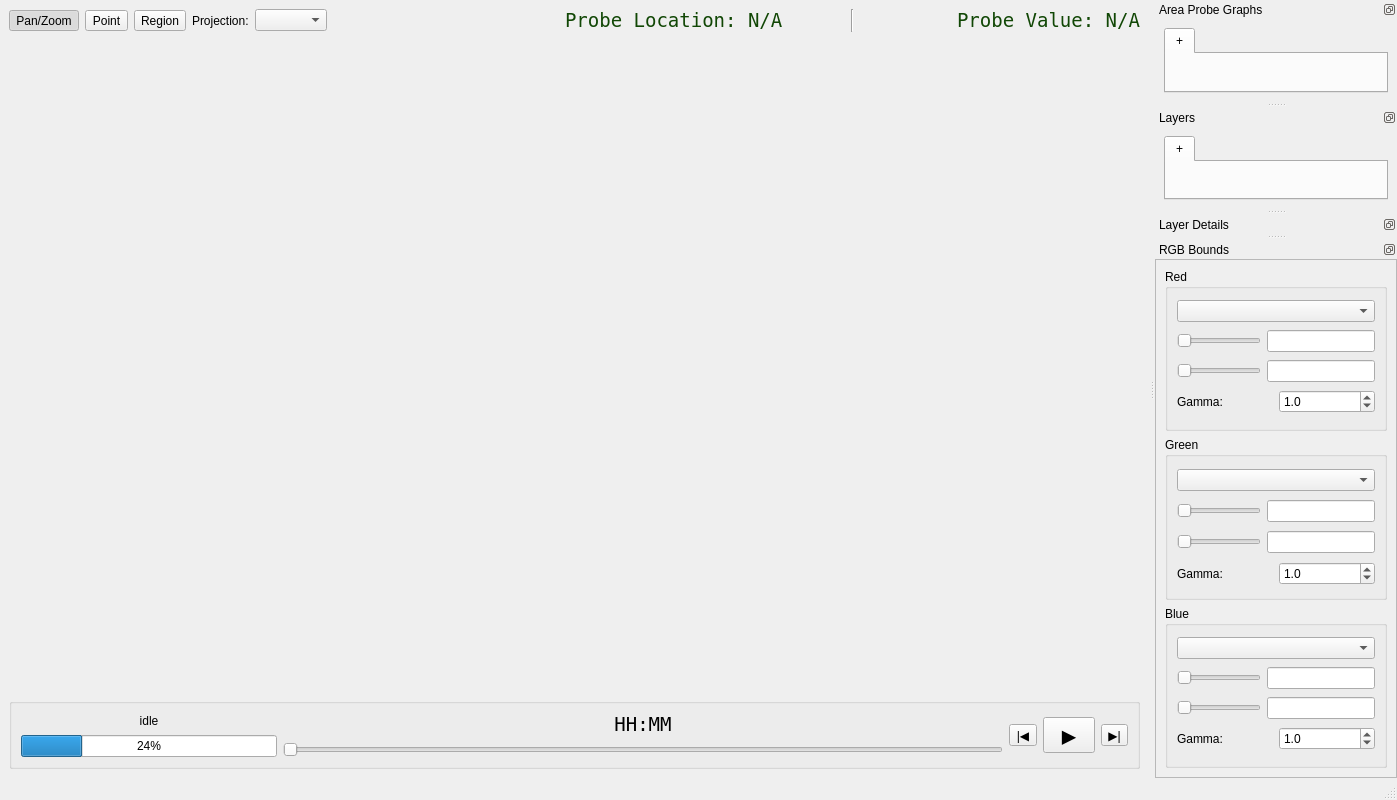
This is sift/ui/pov_main.ui in ssec/sift as Qt 5 draws it before an edit. The edited form follows.
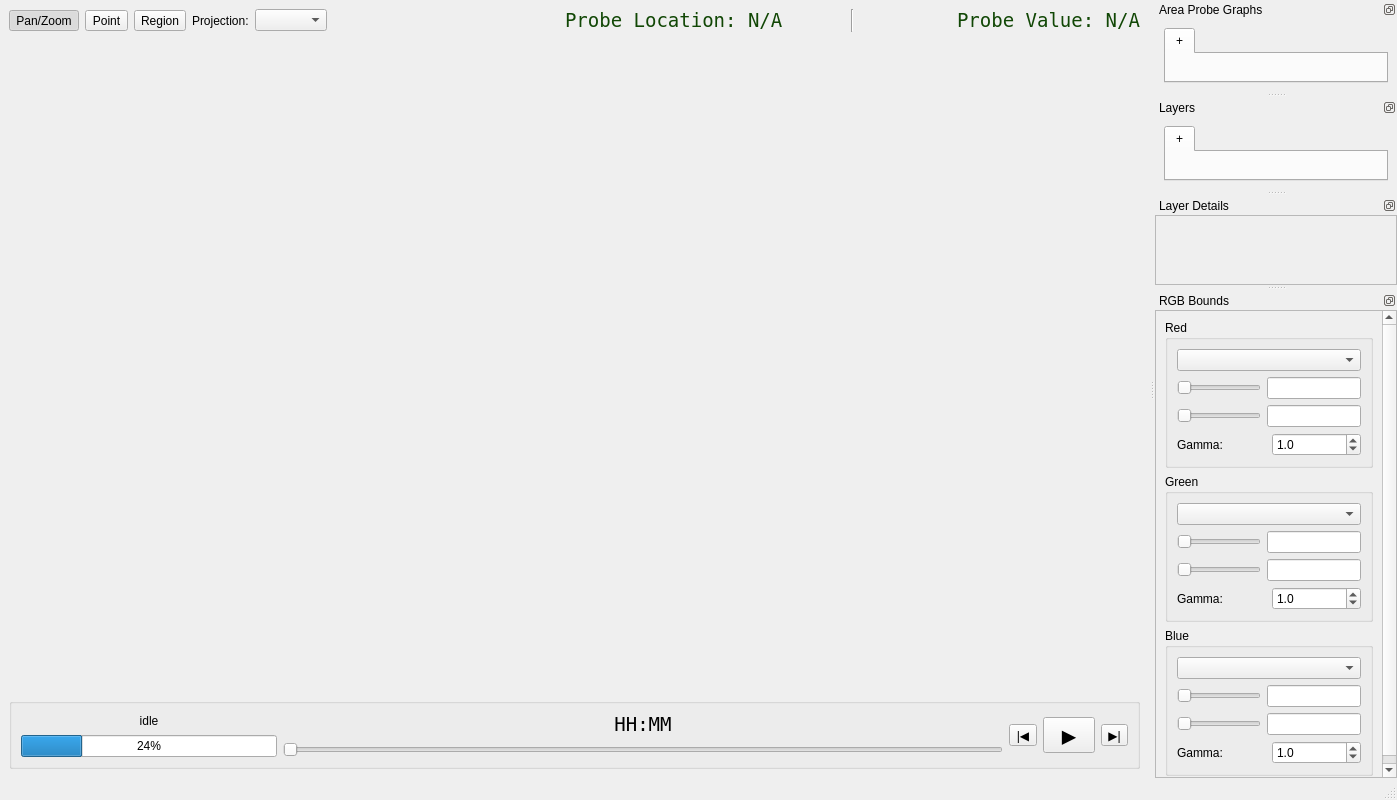
This is the edited form. Custom widgets are drawn as their Qt base class.

Commit message: Add composite symbols and expressions to layer details

The edit to the form file:
```diff
--- a/sift/ui/pov_main.ui
+++ b/sift/ui/pov_main.ui
@@ -599,6 +599,28 @@
       <verstretch>0</verstretch>
      </sizepolicy>
     </property>
+    <layout class="QGridLayout" name="gridLayout">
+     <property name="margin">
+      <number>0</number>
+     </property>
+     <item row="0" column="0">
+      <widget class="QScrollArea" name="layerDetailsScrollArea">
+       <property name="widgetResizable">
+        <bool>true</bool>
+       </property>
+       <widget class="QWidget" name="layerDetailsContents">
+        <property name="geometry">
+         <rect>
+          <x>0</x>
+          <y>0</y>
+          <width>182</width>
+          <height>76</height>
+         </rect>
+        </property>
+       </widget>
+      </widget>
+     </item>
+    </layout>
    </widget>
   </widget>
   <widget class="QDockWidget" name="rgbConfigPane">
@@ -643,8 +665,8 @@
         <property name="geometry">
          <rect>
           <x>0</x>
-          <y>-89</y>
-          <width>259</width>
+          <y>0</y>
+          <width>225</width>
           <height>524</height>
          </rect>
         </property>
```
The commit also changes 6 other files.
